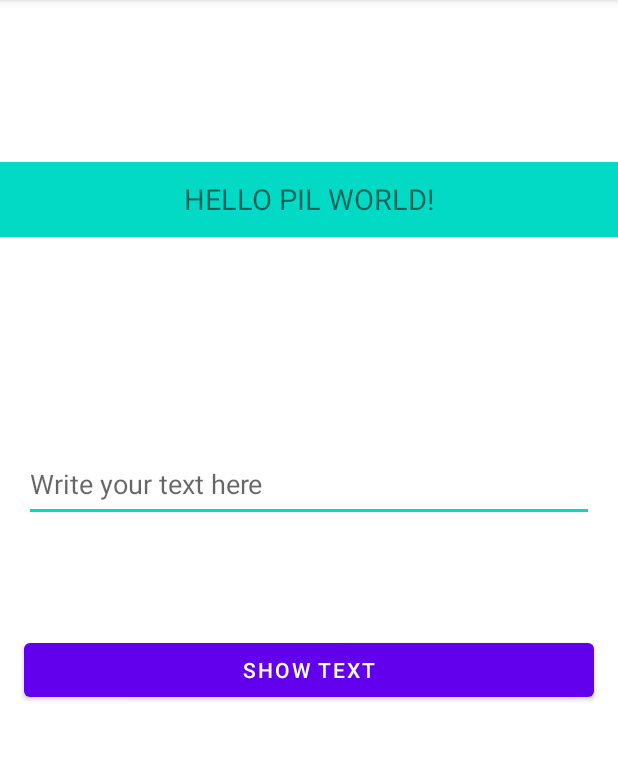
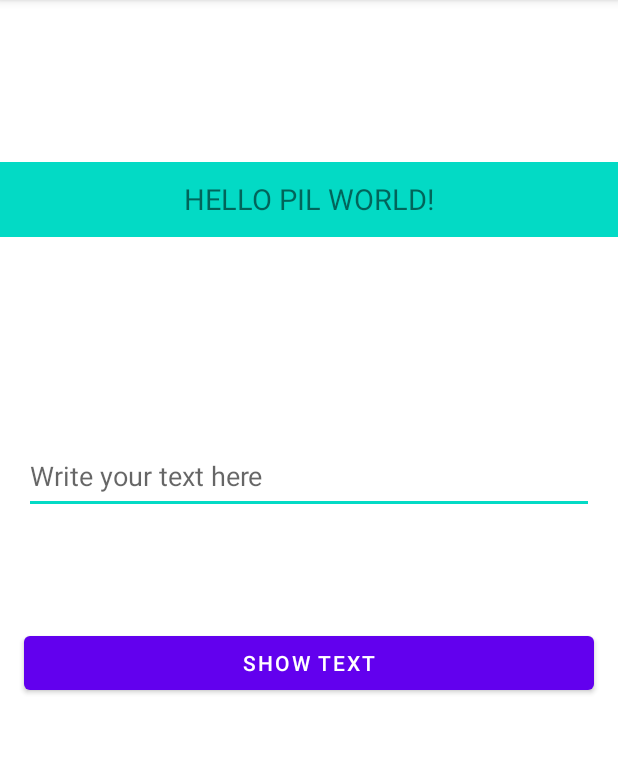
Before and after one commit to PazMC/TP2HelloWorld, an Android app: the screen it shows after launch (MainActivity), on a phone screen of 412 x 824 dp, the part 84-845 px from its top. Run offline under Robolectric (Android 15) with nearby library versions, the phone set to English and light mode, and no system bars.

Commit message:
add linking code to activity_main.xml with dimens.xml and strings.xml

```diff
--- a/Android Studio 2023/TP2HelloWorld/app/src/main/res/layout/activity_main.xml
+++ b/Android Studio 2023/TP2HelloWorld/app/src/main/res/layout/activity_main.xml
@@ -29,7 +29,7 @@
         android:layout_marginEnd="@dimen/activity_vertical_margin"
         android:layout_height="@dimen/edit_text_layout_height"
         android:hint="@string/edit_text_hint"
-        app:layout_constraintVertical_bias="0.25"
+        app:layout_constraintVertical_bias="0.24"
         app:layout_constraintEnd_toEndOf="parent"
         app:layout_constraintStart_toStartOf="parent"
         app:layout_constraintTop_toBottomOf="@+id/textViewLogo"
```
